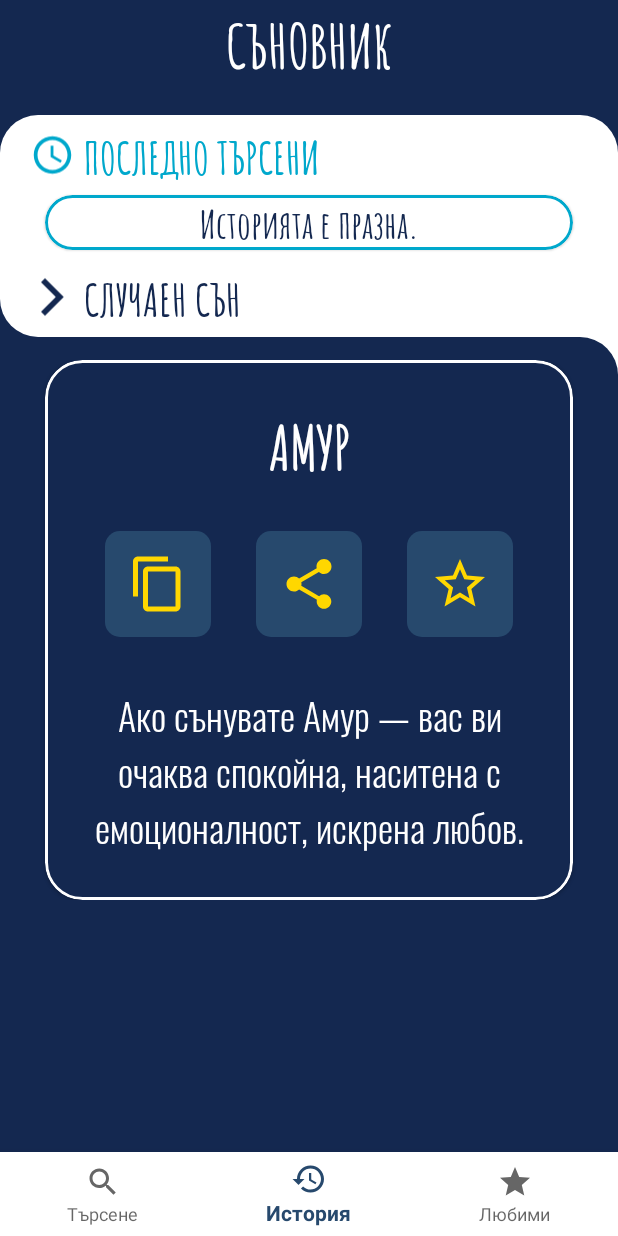
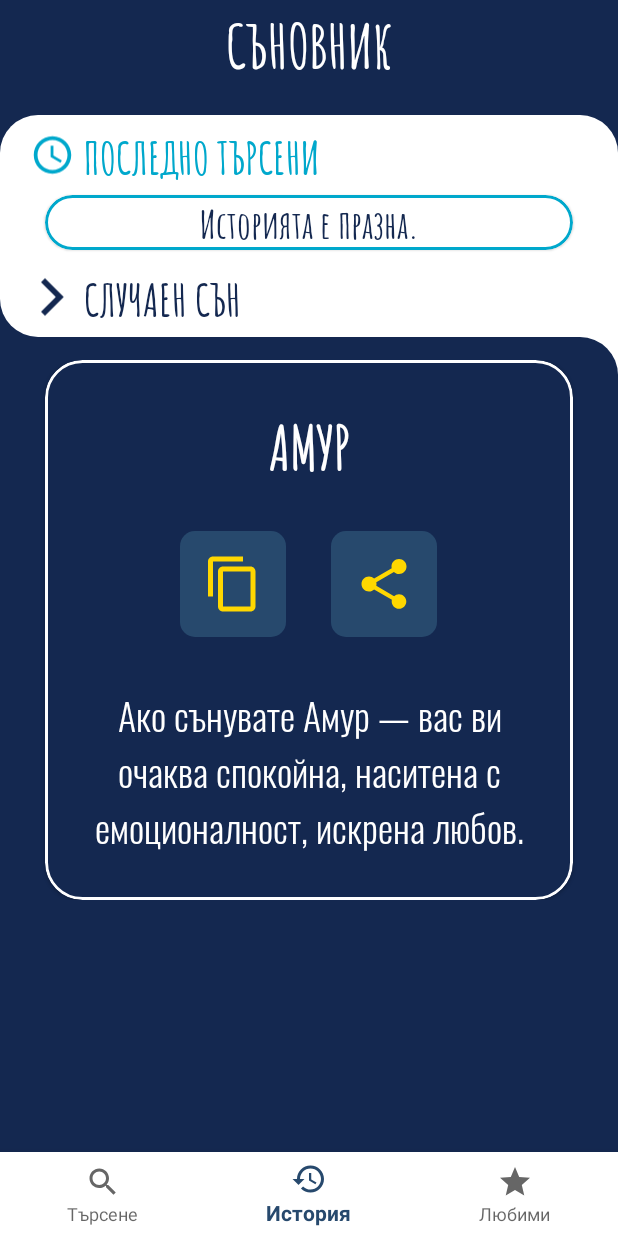
Before and after one commit to pepper90/KnowYourDreams, an Android app: the screen it shows after launch (Dashboard), item 2 of the bottom bar chosen, on a phone screen of 412 x 824 dp. Run offline under Robolectric (Android 15) with nearby library versions, the phone set to English and light mode, and no system bars; our stand-ins replace navigation-ui.

Commit message:
Small updates

```diff
--- a/app/src/main/res/drawable/ic_star_card.xml
+++ /dev/null
@@ -1,8 +0,0 @@
-<vector xmlns:tools="http://schemas.android.com/tools"
-    android:height="40dp" android:tint="@color/yellow"
-    android:viewportHeight="24" android:viewportWidth="24"
-    android:width="40dp" xmlns:android="http://schemas.android.com/apk/res/android"
-    tools:ignore="VectorRaster">
-    <path android:fillColor="@android:color/white" android:pathData="M22,9.24l-7.19,-0.62L12,2 9.19,8.63 2,9.24l5.46,4.73L5.82,21 12,17.27 18.18,21l-1.63,-7.03L22,9.24zM12,15.4l-3.76,2.27 1,-4.28 -3.32,-2.88 4.38,-0.38L12,6.1l1.71,4.04 4.38,0.38 -3.32,2.88 1,4.28L12,15.4z"
-        tools:ignore="VectorRaster" />
-</vector>
--- a/app/src/main/res/layout/fragment_history.xml
+++ b/app/src/main/res/layout/fragment_history.xml
@@ -215,6 +215,7 @@
                             android:orientation="horizontal">
 
                             <ImageButton
+                                android:id="@+id/btn_copy"
                                 android:layout_width="wrap_content"
                                 android:layout_height="wrap_content"
                                 android:src="@drawable/ic_copy"
@@ -223,24 +224,16 @@
                                 tools:ignore="ContentDescription" />
 
                             <ImageButton
+                                android:id="@+id/btn_share"
                                 android:layout_width="wrap_content"
                                 android:layout_height="wrap_content"
                                 android:src="@drawable/ic_share"
                                 android:layout_marginLeft="30dp"
                                 android:layout_marginStart="30dp"
-                                android:layout_marginRight="30dp"
-                                android:layout_marginEnd="30dp"
                                 android:background="@drawable/bg_button"
                                 android:padding="15dp"
                                 tools:ignore="ContentDescription" />
 
-                            <ImageButton
-                                android:layout_width="wrap_content"
-                                android:layout_height="wrap_content"
-                                android:src="@drawable/ic_star_card"
-                                android:background="@drawable/bg_button"
-                                android:padding="15dp"
-                                tools:ignore="ContentDescription" />
                         </LinearLayout>
 
                         <TextView
```
Also changed, not shown: app/src/main/res/layout/fragment_favourites.xml (+0 -10 lines), app/src/main/res/layout/fragment_inflated_item.xml (+0 -10 lines).
